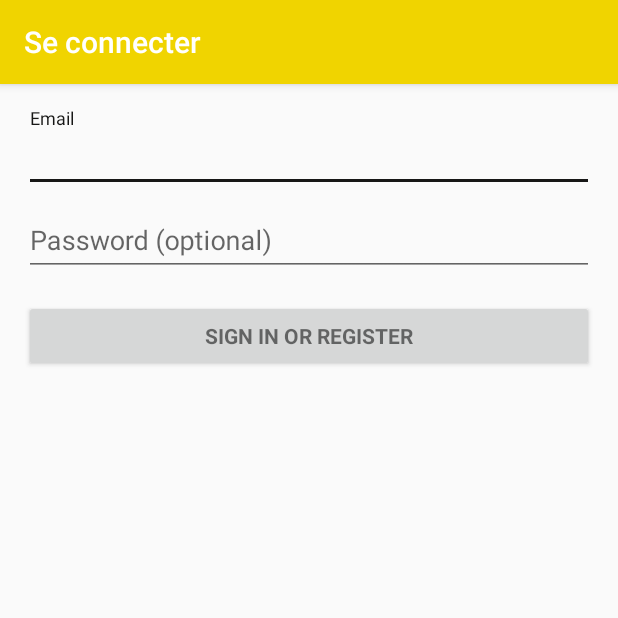
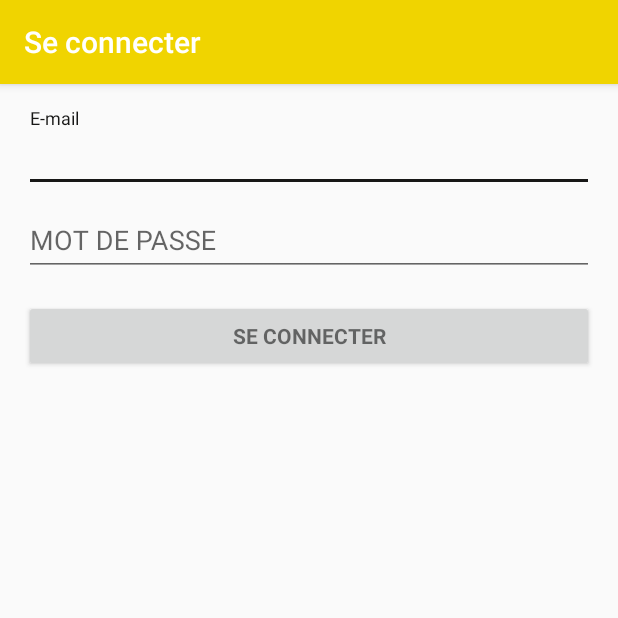
Before and after one commit to yacinbenhamida/Facturia, an Android app: the LoginActivity screen opened directly, with no data from a screen before it, on a phone screen of 412 x 824 dp, the top half of it. Run offline under Robolectric (Android 15) with nearby library versions, the phone set to English and light mode, and no system bars; 2 statements that could not run were skipped.

Commit message:
ouvoouwvwewvwe onyetnwevwewve umbegumbwem ossas ouvoouwvwewvwe onyetnwevwewve umbegumbwem ossas ouvoouwvwewvwe onyetnwevwewve umbegumbwem ossas

```diff
--- a/app/src/main/java/application/facturia/Facturia.java
+++ b/app/src/main/java/application/facturia/Facturia.java
@@ -1,5 +1,5 @@
 package application.facturia;
-
+import android.content.Intent;
 import android.support.v7.app.AppCompatActivity;
 import android.os.Bundle;
 import android.view.View;
@@ -13,9 +13,11 @@ public class Facturia extends AppCompatActivity {
     }
 
     public void ctnConnectClick(View view) {
-
+        Intent intent = new Intent(this,LoginActivity.class);
+        startActivity(intent);
     }
 
     public void btnInscritClick(View view) {
+
     }
 }
--- a/app/src/main/res/layout/activity_login.xml
+++ b/app/src/main/res/layout/activity_login.xml
@@ -38,7 +38,7 @@
                     android:id="@+id/email"
                     android:layout_width="match_parent"
                     android:layout_height="wrap_content"
-                    android:hint="@string/prompt_email"
+                    android:hint="E-mail"
                     android:inputType="textEmailAddress"
                     android:maxLines="1"
                     android:singleLine="true" />
@@ -53,9 +53,9 @@
                     android:id="@+id/password"
                     android:layout_width="match_parent"
                     android:layout_height="wrap_content"
-                    android:hint="@string/prompt_password"
+                    android:hint="MOT DE PASSE"
                     android:imeActionId="@+id/login"
-                    android:imeActionLabel="@string/action_sign_in_short"
+                    android:imeActionLabel="MOT DE PASSE"
                     android:imeOptions="actionUnspecified"
                     android:inputType="textPassword"
                     android:maxLines="1"
@@ -69,7 +69,7 @@
                 android:layout_width="match_parent"
                 android:layout_height="wrap_content"
                 android:layout_marginTop="16dp"
-                android:text="@string/action_sign_in"
+                android:text="SE CONNECTER"
                 android:textStyle="bold" />
 
         </LinearLayout>
```
